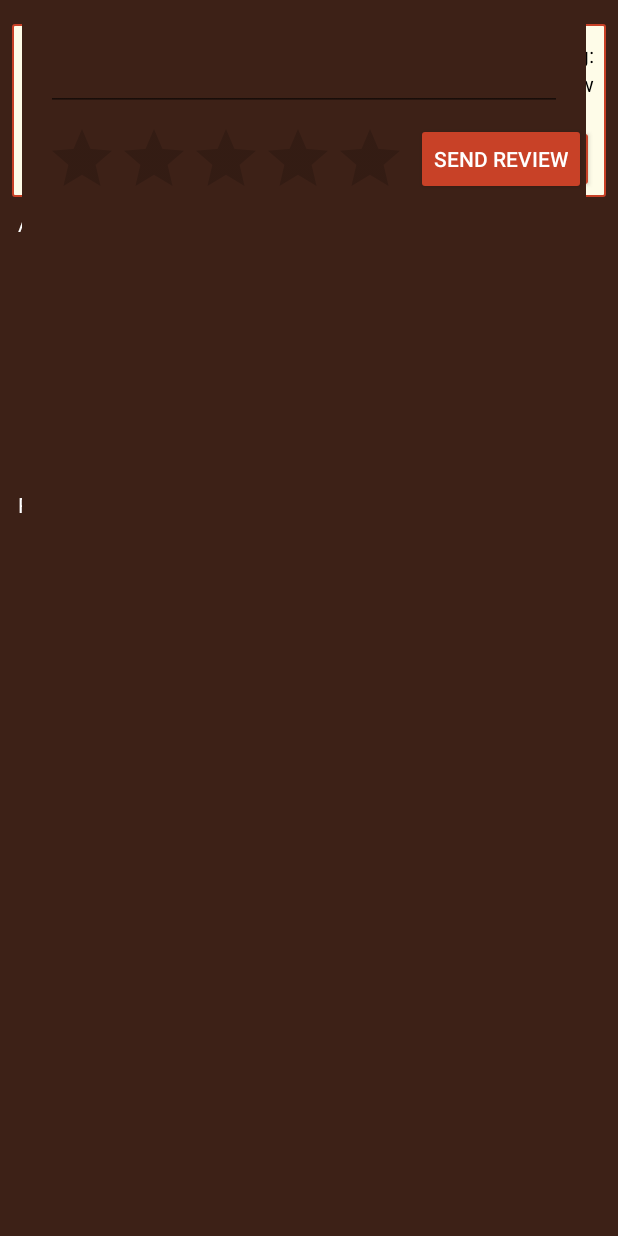
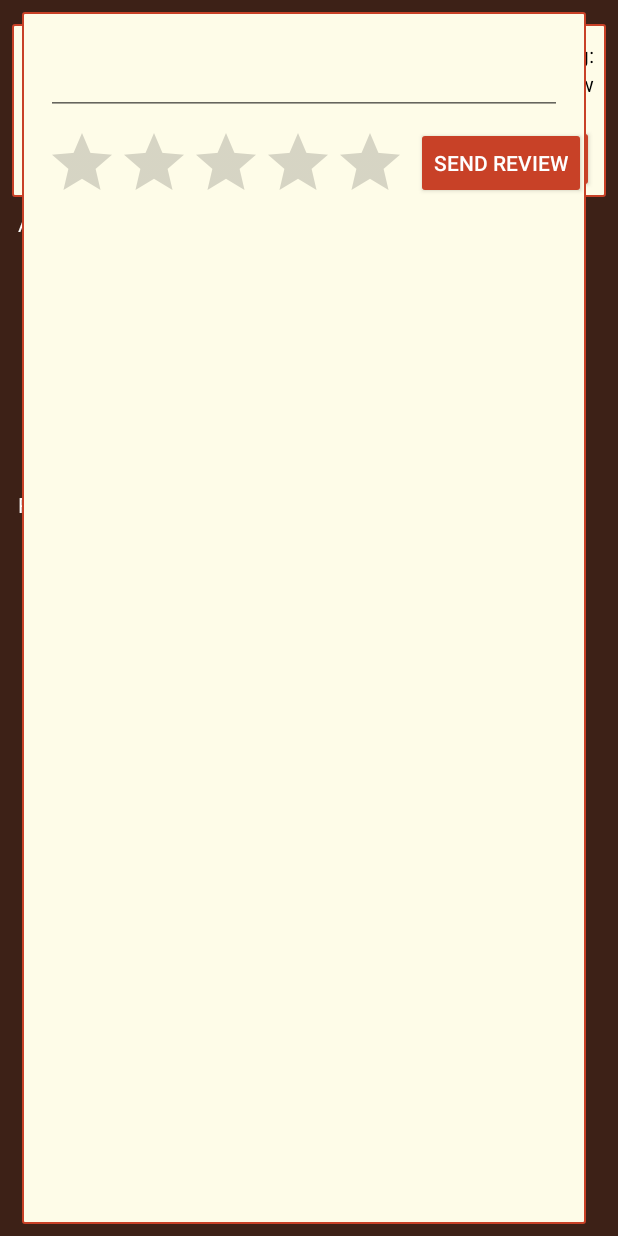
Before and after one commit to GungHo1205/MOBAPDE-MP, an Android app: the layout activity_cr_details.xml on its own in the app's theme, with its tools: preview values and no code run, on a phone screen of 412 x 824 dp. Run offline under Robolectric (Android 15) with nearby library versions, the light colour scheme and no system bars.

Commit message:
ui changes

```diff
--- a/app/src/main/res/layout/activity_cr_details.xml
+++ b/app/src/main/res/layout/activity_cr_details.xml
@@ -193,7 +193,7 @@
         android:layout_marginTop="8dp"
         android:layout_marginEnd="12dp"
         android:layout_marginBottom="8dp"
-        android:background="@color/colorPrimaryDark"
+        android:background="@drawable/layout_border3"
         app:layout_constraintBottom_toBottomOf="parent"
         app:layout_constraintEnd_toEndOf="parent"
         app:layout_constraintHorizontal_bias="0.384"
```
